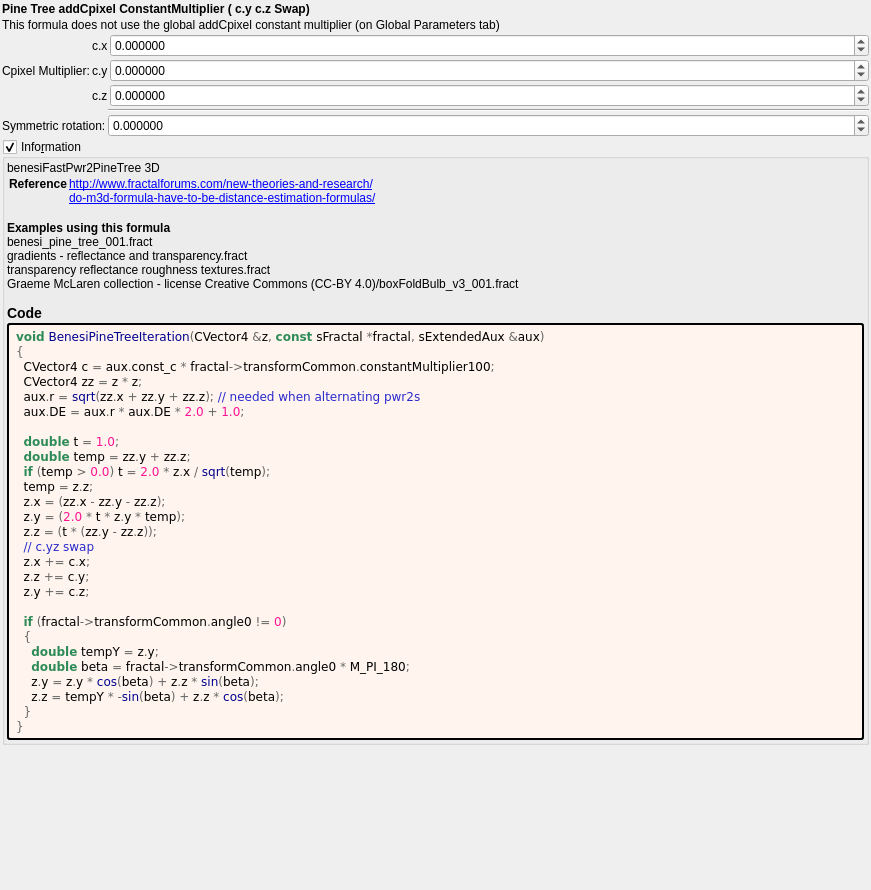
buddhi1980/mandelbulber2, file mandelbulber2/formula/ui/benesi_pine_tree.ui: the form before one commit.
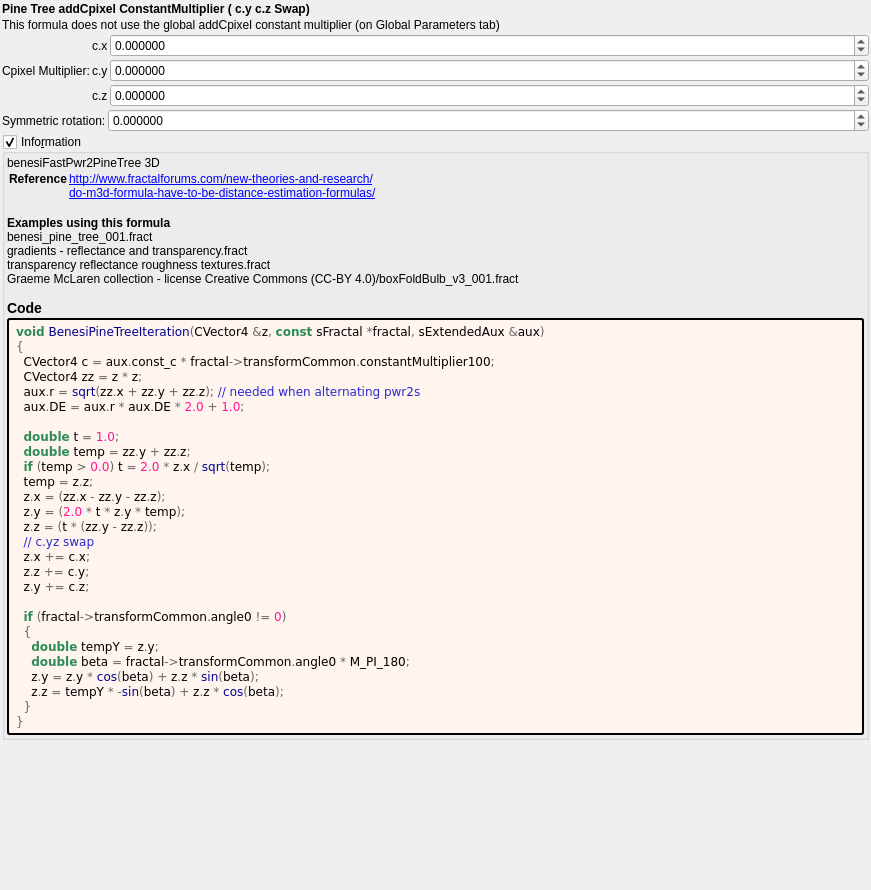
The form after the commit. Custom widgets are drawn as their Qt base class.

Diff of the .ui file:
```diff
--- a/mandelbulber2/formula/ui/benesi_pine_tree.ui
+++ b/mandelbulber2/formula/ui/benesi_pine_tree.ui
@@ -175,15 +175,18 @@
     </layout>
    </item>
    <item>
-    <layout class="QGridLayout" name="gridLayout" columnstretch="0,1">
-     <item row="1" column="0">
+    <layout class="QGridLayout" name="gridLayout_39" columnstretch="0,1">
+     <property name="spacing">
+      <number>2</number>
+     </property>
+     <item row="0" column="0">
       <widget class="QLabel" name="label_116">
        <property name="text">
         <string>Symmetric rotation:</string>
        </property>
       </widget>
      </item>
-     <item row="1" column="1">
+     <item row="0" column="1">
       <widget class="MyDoubleSpinBox" name="spinboxd_transf_angle_0">
        <property name="sizePolicy">
         <sizepolicy hsizetype="Minimum" vsizetype="Maximum">
@@ -211,13 +214,6 @@
        </property>
       </widget>
      </item>
-     <item row="0" column="1">
-      <widget class="Line" name="line_2">
-       <property name="orientation">
-        <enum>Qt::Horizontal</enum>
-       </property>
-      </widget>
-     </item>
     </layout>
    </item>
    <item>
@@ -335,17 +331,17 @@
   </layout>
  </widget>
  <customwidgets>
+  <customwidget>
+   <class>MyDoubleSpinBox</class>
+   <extends>QDoubleSpinBox</extends>
+   <header>my_double_spin_box.h</header>
+  </customwidget>
   <customwidget>
    <class>MyGroupBox</class>
    <extends>QGroupBox</extends>
    <header>my_group_box.h</header>
    <container>1</container>
   </customwidget>
-  <customwidget>
-   <class>MyDoubleSpinBox</class>
-   <extends>QDoubleSpinBox</extends>
-   <header>my_double_spin_box.h</header>
-  </customwidget>
  </customwidgets>
  <tabstops>
   <tabstop>spinbox3_transf_constant_multiplier_100_x</tabstop>
```
Left out of the diff: 2 changed lines with no effect on the pictures.
